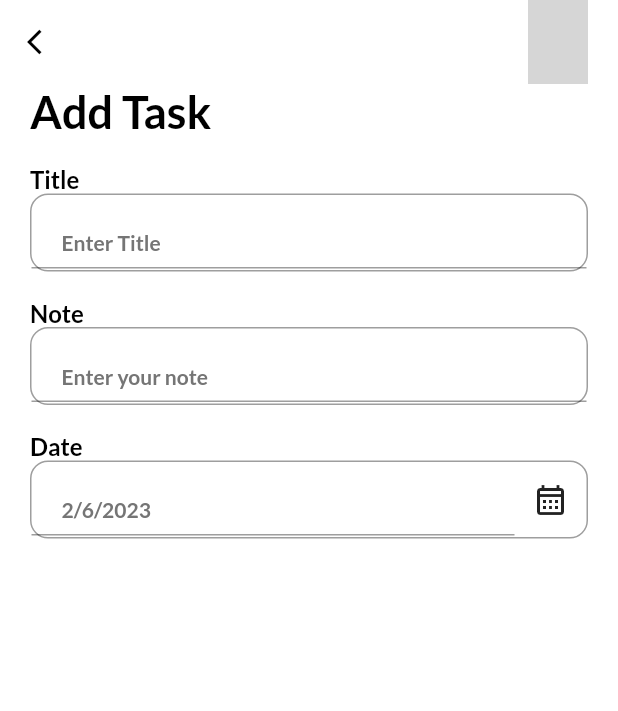
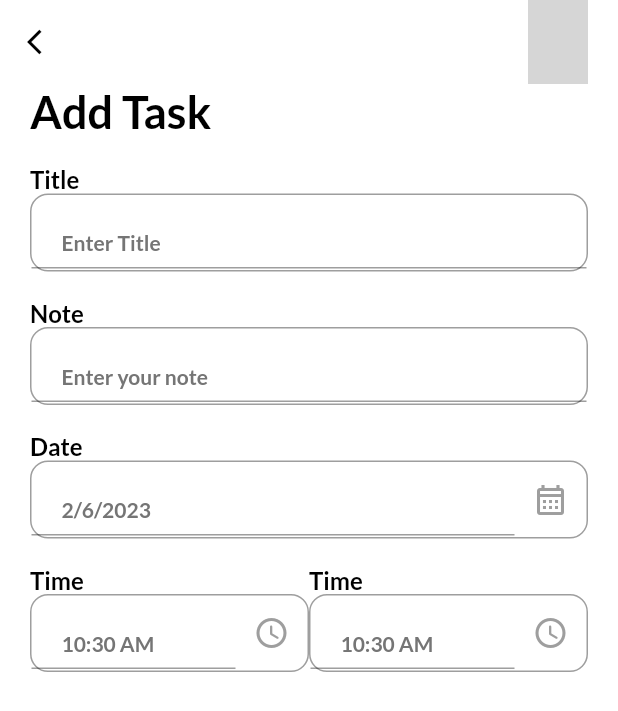
Before and after one commit to Neutx/Remind_Me, a Flutter app: the AddTaskPage screen opened directly, on a phone screen of 412 x 824 dp. Shown: the top 711 px of the screen. Run offline on Flutter 3.47's test engine with Material 2 defaults, Android fonts, the light colour scheme and no system bars; our stand-ins replace date_picker_timeline, flutter_local_notifications, get, get_storage, google_fonts; accounts and stored records are empty; grey boxes are pictures that could not be loaded.

Commit message:
added calender

```diff
--- a/lib/ui/add_task_bar.dart
+++ b/lib/ui/add_task_bar.dart
@@ -1,3 +1,5 @@
+// ignore_for_file: prefer_const_constructors, no_leading_underscores_for_local_identifiers, unnecessary_import, avoid_unnecessary_containers, prefer_final_fields, prefer_const_literals_to_create_immutables
+
 import 'package:flutter/cupertino.dart';
 import 'package:flutter/material.dart';
 import 'package:get/get.dart';
@@ -15,52 +17,113 @@ class AddTaskPage extends StatefulWidget {
 
 class _AddTaskPageState extends State<AddTaskPage> {
   DateTime _selectedDate = DateTime.now();
+  String _endTime = '09:30 PM';
+  String _startTime = DateFormat("hh:mm a").format(DateTime.now()).toString();
+
   @override
   Widget build(BuildContext context) {
     return Scaffold(
       backgroundColor: context.theme.backgroundColor,
       appBar: _appBar(context),
       body: SingleChildScrollView(
-        padding: EdgeInsets.only(left: 20,right: 20),
-        child: Container(child: Column(
+        padding: EdgeInsets.only(left: 20, right: 20),
+        child: Container(
+          child: Column(
             crossAxisAlignment: CrossAxisAlignment.start,
             children: [
-            Text("Add Task",
-            style: headingStyle,),
-            MyInputField(title: 'Title', hint: 'Enter Title',),
-            MyInputField(title: 'Note', hint: 'Enter your note',),
-            MyInputField(title: 'Date', hint: DateFormat.yMd().format(_selectedDate),
-            widget: IconButton( icon: Icon(Icons.calendar_month_outlined),
+              Text(
+                "Add Task",
+                style: headingStyle,
+              ),
+              MyInputField(
+                title: 'Title',
+                hint: 'Enter Title',
+              ),
+              MyInputField(
+                title: 'Note',
+                hint: 'Enter your note',
+              ),
+              MyInputField(
+                title: 'Date',
+                hint: DateFormat.yMd().format(_selectedDate),
+                widget: IconButton(
+                  icon: Icon(Icons.calendar_month_outlined, color: Colors.grey),
                   onPressed: () {
-
-              },),)
-
-
-
+                    _getDateFromUser();
+                  },
+                ),
+              ),
+              Row(
+                children: [
+                  Expanded(
+                    child: MyInputField(
+                      title: 'Time',
+                      hint: _startTime,
+                      widget: IconButton(
+                        icon:
+                            Icon(Icons.access_time_rounded, color: Colors.grey),
+                        onPressed: () {},
+                      ),
+                    ),
+                  ),
+                  Expanded(
+                    child: MyInputField(
+                      title: 'Time',
+                      hint: _startTime,
+                      widget: IconButton(
+                        icon:
+                            Icon(Icons.access_time_rounded, color: Colors.grey),
+                        onPressed: () {},
+                      ),
+                    ),
+                  ),
                 ],
-        ),),
+              )
+            ],
+          ),
+        ),
       ),
     );
   }
-}
+
 //workflow check
   _appBar(BuildContext context) {
     return AppBar(
       elevation: 0,
       backgroundColor: context.theme.backgroundColor,
       leading: GestureDetector(
-      onTap: (){
+        onTap: () {
           Get.back();
         },
-      child:Icon(Icons.arrow_back_ios,
+        child: Icon(
+          Icons.arrow_back_ios,
           size: 20,
-        color:Get.isDarkMode?Colors.white:Colors.black,),
+          color: Get.isDarkMode ? Colors.white : Colors.black,
+        ),
       ),
       actions: const [
         CircleAvatar(
           backgroundImage: AssetImage("images/vit.png"),
         ),
-      SizedBox(width: 20,)
+        SizedBox(
+          width: 20,
+        )
       ],
     );
   }
+
+  _getDateFromUser() async {
+    DateTime? _pickerDate = await showDatePicker(
+      context: context,
+      initialDate: DateTime.now(),
+      firstDate: DateTime(2010),
+      lastDate: DateTime(2123),
+    );
+
+    if (_pickerDate != null) {
+      setState(() {
+        _selectedDate = _pickerDate;
+      });
+    }
+  }
+}
```
Lines whose indentation alone changed are shown as unchanged.
